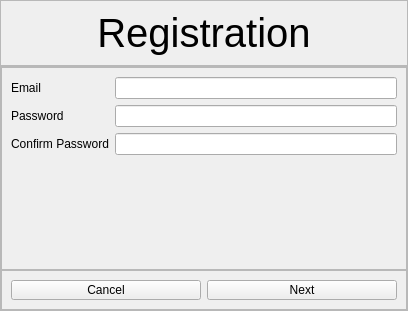
The window that src/views/user_management/WndRegistration.ui (mxcom/Programming-Exercises) describes before a commit, drawn with Qt 5.
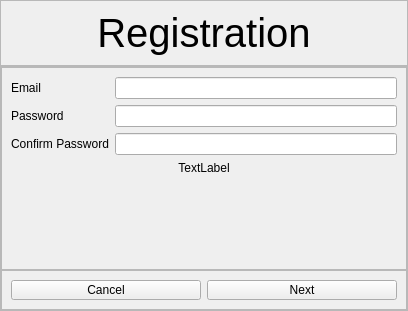
The same window after the commit. The open tabs and pages were chosen to show the change.

```diff
--- a/src/views/user_management/WndRegistration.ui
+++ b/src/views/user_management/WndRegistration.ui
@@ -154,7 +154,33 @@
                </widget>
               </item>
               <item row="2" column="1">
-               <widget class="QLineEdit" name="leConfirmPw"/>
+               <widget class="QLineEdit" name="leConfirmPw">
+                <property name="echoMode">
+                 <enum>QLineEdit::Password</enum>
+                </property>
+               </widget>
+              </item>
+              <item row="3" column="0" colspan="2">
+               <widget class="QLabel" name="lbError">
+                <property name="layoutDirection">
+                 <enum>Qt::LeftToRight</enum>
+                </property>
+                <property name="text">
+                 <string>TextLabel</string>
+                </property>
+                <property name="textFormat">
+                 <enum>Qt::AutoText</enum>
+                </property>
+                <property name="scaledContents">
+                 <bool>false</bool>
+                </property>
+                <property name="alignment">
+                 <set>Qt::AlignCenter</set>
+                </property>
+                <property name="wordWrap">
+                 <bool>false</bool>
+                </property>
+               </widget>
               </item>
              </layout>
             </widget>
```
Left out of the diff: 20 changed lines with no effect on the pictures.
